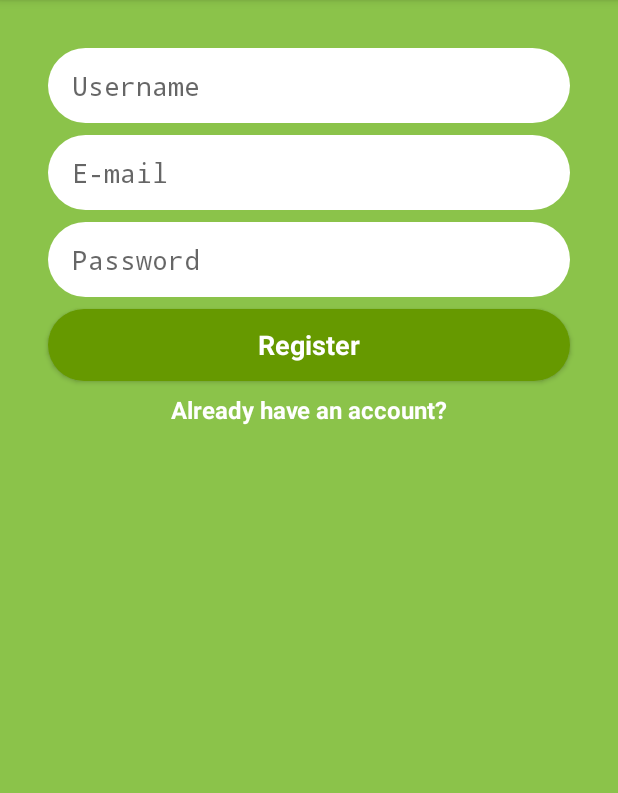
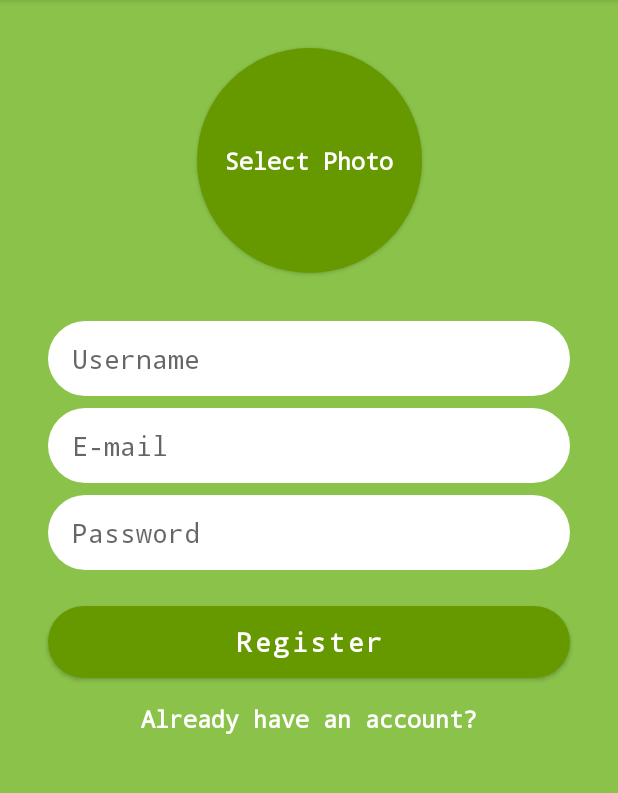
Before and after one commit to Jayant2472/KotlinMessenger, an Android app: the screen it shows after launch (MainActivity before the commit, RegisterActivity after it), on a phone screen of 412 x 824 dp, the part 84-877 px from its top. Run offline under Robolectric (Android 15) with nearby library versions, the phone set to English and light mode, and no system bars; our stand-ins replace CircleImageView, Firebase (no records; nobody signed in at launch, a user with empty details on screens opened directly).

Commit message:
Upload to Firebase Storage and Save User to Database + CircleImageView

```diff
--- a/app/build.gradle
+++ b/app/build.gradle
@@ -31,8 +31,11 @@ dependencies {
     implementation 'androidx.core:core-ktx:1.1.0'
     implementation 'androidx.constraintlayout:constraintlayout:1.1.3'
     implementation 'com.google.firebase:firebase-auth:16.0.5'
+    implementation 'com.google.firebase:firebase-storage:16.0.4'
+    implementation 'com.google.firebase:firebase-database:16.0.4'
     testImplementation 'junit:junit:4.12'
     androidTestImplementation 'androidx.test:runner:1.2.0'
     androidTestImplementation 'androidx.test.espresso:espresso-core:3.2.0'
     implementation 'com.google.android.material:material:1.0.0'
+    implementation 'de.hdodenhof:circleimageview:3.0.1'
 }
--- a/app/src/main/AndroidManifest.xml
+++ b/app/src/main/AndroidManifest.xml
@@ -11,7 +11,7 @@
         android:theme="@style/AppTheme">
         <activity android:name=".HomeActivity"></activity>
         <activity android:name=".LoginActivity" />
-        <activity android:name=".MainActivity">
+        <activity android:name=".RegisterActivity">
             <intent-filter>
                 <action android:name="android.intent.action.MAIN" />
 
--- /dev/null
+++ b/app/src/main/res/drawable/round_select_photo_button_register.xml
@@ -0,0 +1,7 @@
+<?xml version="1.0" encoding="utf-8"?>
+<shape xmlns:android="http://schemas.android.com/apk/res/android">
+
+    <solid android:color="@android:color/holo_green_dark" />
+    <corners android:radius="75dp" />
+
+</shape>
--- a/app/src/main/res/layout/activity_login.xml
+++ b/app/src/main/res/layout/activity_login.xml
@@ -29,6 +29,7 @@
         android:layout_height="50dp"
         android:layout_marginTop="8dp"
         android:hint="@string/password_editText"
+        android:textColor="@android:color/holo_blue_dark"
         android:inputType="textPassword"
         app:layout_constraintEnd_toEndOf="@+id/email_editText_login"
         app:layout_constraintStart_toStartOf="@+id/email_editText_login"
--- a/app/src/main/res/layout/activity_main.xml
+++ b/app/src/main/res/layout/activity_register.xml
@@ -5,7 +5,33 @@
     android:layout_width="match_parent"
     android:layout_height="match_parent"
     android:background="#8BC34A"
-    tools:context=".MainActivity">
+    tools:context=".RegisterActivity">
+
+    <Button
+        android:id="@+id/select_photo_button_register"
+        style="@style/select_photo_button_register"
+        android:layout_width="150dp"
+        android:layout_height="150dp"
+        android:layout_marginStart="8dp"
+        android:layout_marginTop="32dp"
+        android:layout_marginEnd="8dp"
+        android:background="@drawable/round_select_photo_button_register"
+        app:layout_constraintEnd_toEndOf="parent"
+        app:layout_constraintHorizontal_bias="0.5"
+        app:layout_constraintStart_toStartOf="parent"
+        app:layout_constraintTop_toTopOf="parent"
+        android:text="@string/select_photo_profile_button_register" />
+
+    <de.hdodenhof.circleimageview.CircleImageView
+        android:id="@+id/select_photo_imageView_register"
+        android:layout_width="150dp"
+        android:layout_height="150dp"
+        app:civ_border_width="4dp"
+        app:layout_constraintBottom_toBottomOf="@+id/select_photo_button_register"
+        app:layout_constraintEnd_toEndOf="@+id/select_photo_button_register"
+        app:layout_constraintHorizontal_bias="1.0"
+        app:layout_constraintStart_toStartOf="@+id/select_photo_button_register"
+        app:layout_constraintTop_toTopOf="@+id/select_photo_button_register" />
 
     <EditText
         android:id="@+id/username_editText_register"
@@ -18,8 +44,10 @@
         android:hint="@string/username_editText"
         android:inputType="textPersonName"
         app:layout_constraintEnd_toEndOf="parent"
+        app:layout_constraintHorizontal_bias="0.0"
         app:layout_constraintStart_toStartOf="parent"
-        app:layout_constraintTop_toTopOf="parent" />
+        app:layout_constraintTop_toBottomOf="@+id/select_photo_button_register"
+        android:importantForAutofill="no" />
 
     <EditText
         android:id="@+id/email_editText_register"
@@ -39,9 +67,9 @@
         android:layout_width="0dp"
         android:layout_height="50dp"
         android:layout_marginTop="8dp"
-        android:textColor="@android:color/holo_blue_dark"
         android:hint="@string/password_editText"
         android:inputType="textPassword"
+        android:textColor="@android:color/holo_blue_dark"
         app:layout_constraintEnd_toEndOf="@+id/email_editText_register"
         app:layout_constraintStart_toStartOf="@+id/email_editText_register"
         app:layout_constraintTop_toBottomOf="@+id/email_editText_register" />
@@ -51,7 +79,7 @@
         style="@style/button_register_login"
         android:layout_width="0dp"
         android:layout_height="wrap_content"
-        android:layout_marginTop="8dp"
+        android:layout_marginTop="24dp"
         android:text="@string/register_text_button"
         app:layout_constraintEnd_toEndOf="@+id/password_editText_register"
         app:layout_constraintStart_toStartOf="@+id/password_editText_register"
@@ -62,9 +90,10 @@
         style="@style/textView_register_login"
         android:layout_width="wrap_content"
         android:layout_height="wrap_content"
-        android:layout_marginTop="8dp"
+        android:layout_marginTop="16dp"
         android:text="@string/have_an_account_text"
         app:layout_constraintEnd_toEndOf="@+id/register_button_register"
         app:layout_constraintStart_toStartOf="@+id/register_button_register"
         app:layout_constraintTop_toBottomOf="@+id/register_button_register" />
+
 </androidx.constraintlayout.widget.ConstraintLayout>
--- a/app/src/main/res/values/strings.xml
+++ b/app/src/main/res/values/strings.xml
@@ -6,6 +6,7 @@
     <string name="password_editText">Password</string>
     <string name="register_text_button">Register</string>
     <string name="login_text_button">Login</string>
+    <string name="select_photo_profile_button_register">Select Photo</string>
     <string name="have_an_account_text">Already have an account?</string>
     <string name="create_an_account_text">Create an account....</string>
 
--- a/app/src/main/res/values/styles.xml
+++ b/app/src/main/res/values/styles.xml
@@ -21,13 +21,23 @@
         <item name="android:background">@drawable/rounded_button_register_login</item>
         <item name="android:textColor">@android:color/white</item>
         <item name="android:textStyle">bold</item>
-        <item name="android:textSize">18sp</item>
+        <item name="android:textSize">17sp</item>
+        <item name="android:typeface">monospace</item>
+        <item name="android:letterSpacing">0.1</item>
         <item name="android:textAllCaps">false</item>
     </style>
 
     <style name="textView_register_login" parent="Theme.AppCompat.Light">
         <item name="android:textColor">@android:color/white</item>
         <item name="android:textStyle">bold</item>
+        <item name="android:typeface">monospace</item>
+        <item name="android:textSize">16sp</item>
+    </style>
+
+    <style name="select_photo_button_register" parent="Theme.AppCompat.Light">
+        <item name="android:textColor">@android:color/white</item>
+        <item name="android:textStyle">bold</item>
+        <item name="android:typeface">monospace</item>
         <item name="android:textSize">16sp</item>
     </style>
 
```
Also changed, not shown: app/src/main/java/com/toon/kotlinmessenger/RegisterActivity.kt (renamed from app/src/main/java/com/toon/kotlinmessenger/MainActivity.kt, +92 -4 lines).
